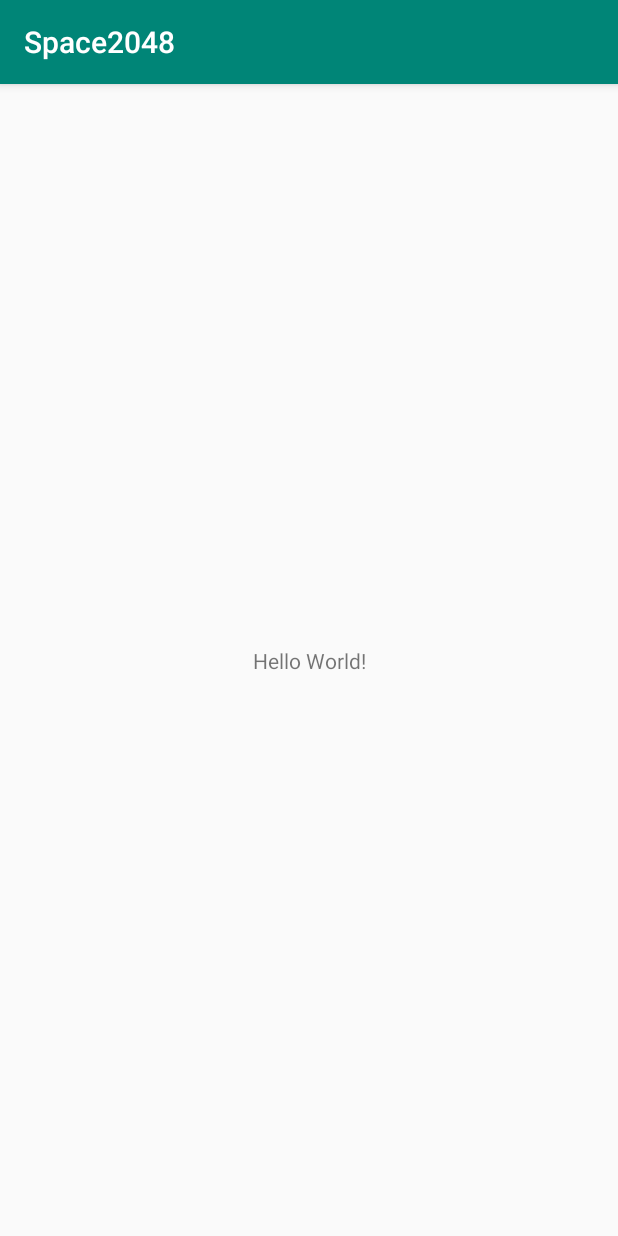
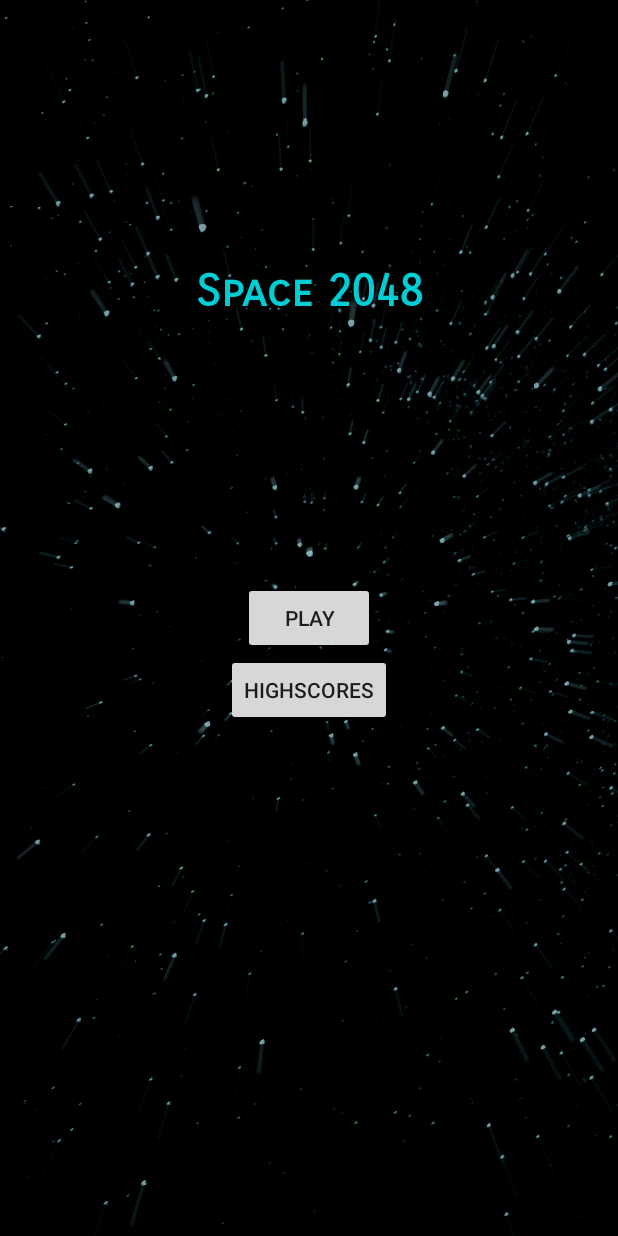
Before and after one commit to Wurzsag/Space2048, an Android app: the screen it shows after launch (MainActivity), on a phone screen of 412 x 824 dp. Run offline under Robolectric (Android 15) with nearby library versions, the phone set to English and light mode, and no system bars.

Commit message:
Implement main menu

```diff
--- a/app/src/main/java/fi/tuni/space2048/MainActivity.java
+++ b/app/src/main/java/fi/tuni/space2048/MainActivity.java
@@ -2,7 +2,9 @@ package fi.tuni.space2048;
 
 import androidx.appcompat.app.AppCompatActivity;
 
+import android.content.Intent;
 import android.os.Bundle;
+import android.view.View;
 
 public class MainActivity extends AppCompatActivity {
 
@@ -11,4 +13,14 @@ public class MainActivity extends AppCompatActivity {
         super.onCreate(savedInstanceState);
         setContentView(R.layout.activity_main);
     }
+
+    public void startGame(View button) {
+        //Intent i = new Intent(this, GameActivity.class);
+        //startActivity(i);
+    }
+
+    public void showScore(View button) {
+        //Intent i = new Intent(this, HighScoreActivity.class);
+        //startActivity(i);
+    }
 }
--- a/app/src/main/res/layout/activity_main.xml
+++ b/app/src/main/res/layout/activity_main.xml
@@ -4,15 +4,46 @@
     xmlns:tools="http://schemas.android.com/tools"
     android:layout_width="match_parent"
     android:layout_height="match_parent"
+    android:background="@drawable/menu_background"
     tools:context=".MainActivity">
 
     <TextView
+        android:id="@+id/tittleTV"
         android:layout_width="wrap_content"
         android:layout_height="wrap_content"
-        android:text="Hello World!"
+        android:fontFamily="sans-serif-smallcaps"
+        android:text="@string/tittle"
+        android:textAppearance="@style/TextAppearance.AppCompat.Large"
+        android:textColor="#00CDD4"
+        android:textSize="30sp"
+        android:textStyle="bold"
+        app:layout_constraintBottom_toTopOf="@+id/startButton"
+        app:layout_constraintLeft_toLeftOf="parent"
+        app:layout_constraintRight_toRightOf="parent"
+        app:layout_constraintTop_toTopOf="parent"
+        app:layout_constraintVertical_bias="0.5" />
+
+    <Button
+        android:id="@+id/startButton"
+        android:onClick="startGame"
+        android:layout_width="wrap_content"
+        android:layout_height="wrap_content"
+        android:text="@string/start_game"
         app:layout_constraintBottom_toBottomOf="parent"
         app:layout_constraintLeft_toLeftOf="parent"
         app:layout_constraintRight_toRightOf="parent"
         app:layout_constraintTop_toTopOf="parent" />
 
+    <Button
+        android:id="@+id/scoreButton"
+        android:onClick="showScore"
+        android:layout_width="wrap_content"
+        android:layout_height="wrap_content"
+        android:text="@string/highscores"
+        app:layout_constraintBottom_toBottomOf="parent"
+        app:layout_constraintLeft_toLeftOf="parent"
+        app:layout_constraintRight_toRightOf="parent"
+        app:layout_constraintTop_toBottomOf="@+id/startButton"
+        app:layout_constraintVertical_bias="0.0" />
+
 </androidx.constraintlayout.widget.ConstraintLayout>
--- a/app/src/main/res/values/colors.xml
+++ b/app/src/main/res/values/colors.xml
@@ -1,6 +1,6 @@
 <?xml version="1.0" encoding="utf-8"?>
 <resources>
     <color name="colorPrimary">#008577</color>
-    <color name="colorPrimaryDark">#00574B</color>
+    <color name="colorPrimaryDark">#0f0f0f</color>
     <color name="colorAccent">#D81B60</color>
 </resources>
--- a/app/src/main/res/values/strings.xml
+++ b/app/src/main/res/values/strings.xml
@@ -1,3 +1,6 @@
 <resources>
     <string name="app_name">Space2048</string>
+    <string name="tittle">Space 2048</string>
+    <string name="start_game">Play</string>
+    <string name="highscores">Highscores</string>
 </resources>
--- a/app/src/main/res/values/styles.xml
+++ b/app/src/main/res/values/styles.xml
@@ -1,11 +1,12 @@
 <resources>
 
     <!-- Base application theme. -->
-    <style name="AppTheme" parent="Theme.AppCompat.Light.DarkActionBar">
+    <style name="AppTheme" parent="Theme.AppCompat.Light.NoActionBar">
         <!-- Customize your theme here. -->
         <item name="colorPrimary">@color/colorPrimary</item>
         <item name="colorPrimaryDark">@color/colorPrimaryDark</item>
         <item name="colorAccent">@color/colorAccent</item>
+        <item name="android:windowTranslucentStatus">true</item>
     </style>
 
 </resources>
```
Also changed, not shown: app/src/main/res/drawable/menu_background.png (added).
